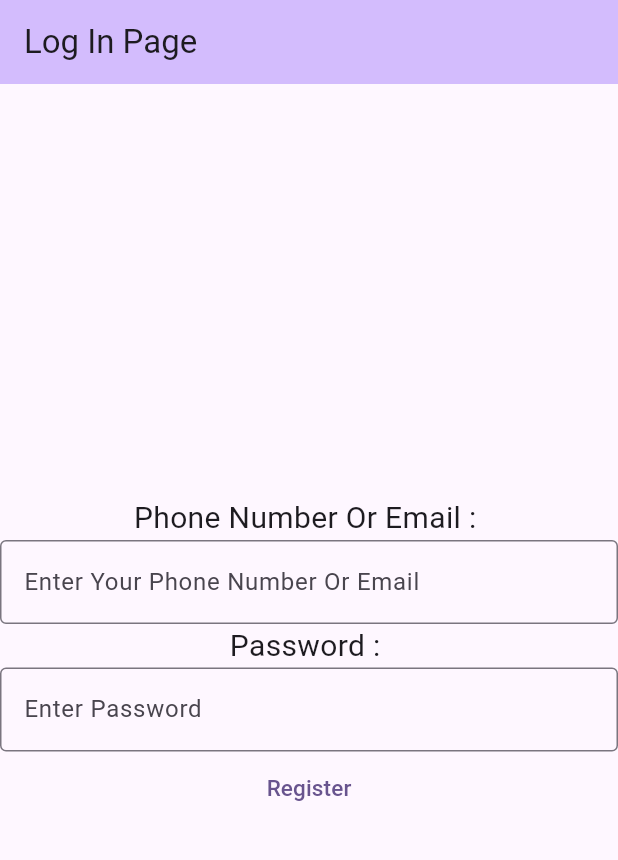
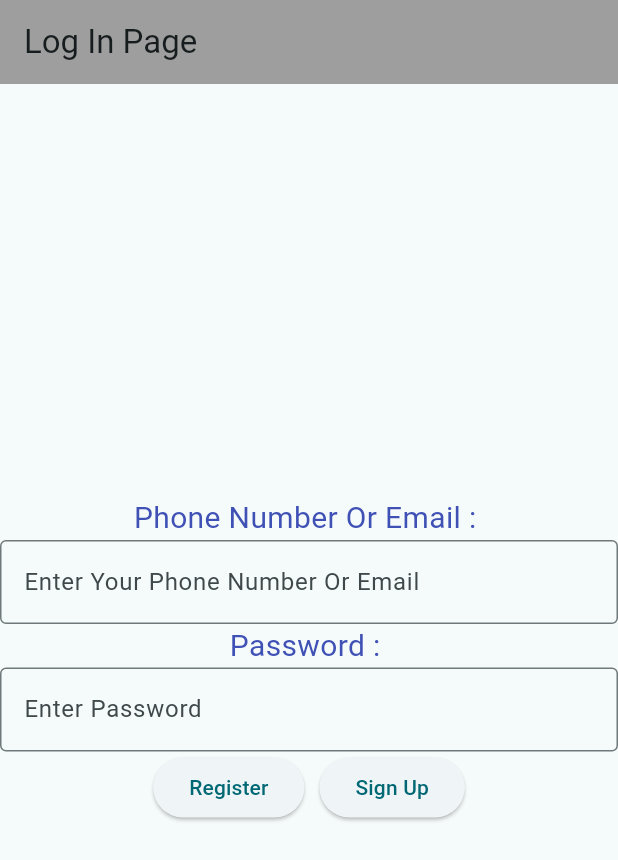
Before and after one commit to seleen-12/art_of_time, a Flutter app: the screen it shows after launch, on a phone screen of 412 x 824 dp. Shown: the top 860 px of the screen. Run offline on Flutter 3.47's test engine with Material 3 defaults, Android fonts, the phone set to English and light mode, and no system bars.

Commit message:
Log in Page

```diff
--- a/lib/main.dart
+++ b/lib/main.dart
@@ -12,8 +12,9 @@ class MyApp extends StatelessWidget {
     return MaterialApp(
       title: 'Flutter Demo',
       theme: ThemeData(
-        colorScheme: ColorScheme.fromSeed(seedColor: Colors.deepPurple),
+        colorScheme: ColorScheme.fromSeed(seedColor: Colors.white10),
         useMaterial3: true,
+
       ),
       debugShowCheckedModeBanner: false,
       home: const MyHomePage(title: 'Log In Page'),
@@ -36,31 +37,42 @@ class _MyHomePageState extends State<MyHomePage> {
   Widget build(BuildContext context) {
     return Scaffold(
         appBar: AppBar(
-        backgroundColor: Theme.of(context).colorScheme.inversePrimary,
+          backgroundColor:Colors.grey,
           title: Text(widget.title),
         ),
         body: Center(
           child: Column(
             mainAxisAlignment: MainAxisAlignment.center,
             children: <Widget>[
-            Text("Phone Number Or Email : ", style: TextStyle(fontSize: 20,) ),
-            TextField(
+              Text("Phone Number Or Email : ", style: TextStyle(fontSize: 20,color: Colors.indigo) ),
+              Container(
+                  width: 500,
+                  child: TextField(
                     decoration: InputDecoration(
                       border: OutlineInputBorder(),
                       hintText: 'Enter Your Phone Number Or Email',
                     ),
+                  )
               ),
-        Text("Password : ", style: TextStyle(fontSize: 20,) ),
-        TextField(
+              Text("Password : ", style: TextStyle(fontSize: 20,color: Colors.indigo) ),
+              Container(
+                  width: 500,
+                  child: TextField(
                     decoration: InputDecoration(
                       border: OutlineInputBorder(),
                       hintText: 'Enter Password',
                     ),
+                  )
               ),
-            TextButton(onPressed: () {}, child: Text("Register", style: TextStyle(fontSize: 15),))
+              Row(
+                  mainAxisAlignment: MainAxisAlignment.center,
+                  children: [
+                    ElevatedButton(onPressed: (){print('Register');},child: Text('Register'),), SizedBox(width:10,),
+                     ElevatedButton(onPressed: (){ Navigator.pushNamed(context,'Sign Up', ); print('Sign Up');},child: Text('Sign Up'),),
+                  ]
+              ),
             ],
           ),
-      ),
-    );
+        ));
   }
 }
```
Also changed, not shown: lib/Views/RegisterScreen.dart (added, +67 -0 lines). Lines whose indentation alone changed are shown as unchanged.
